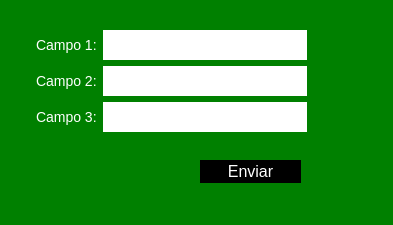
The window that Aprendiendo_PyQt/stylesheet.ui (aphics/DPO) describes before a commit, drawn with Qt 5.
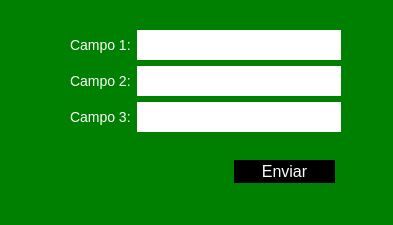
The same window after the commit.

```diff
--- a/Aprendiendo_PyQt/stylesheet.ui
+++ b/Aprendiendo_PyQt/stylesheet.ui
@@ -45,7 +45,7 @@
   <widget class="QPushButton" name="boton">
    <property name="geometry">
     <rect>
-     <x>200</x>
+     <x>234</x>
      <y>160</y>
      <width>101</width>
      <height>23</height>
@@ -55,10 +55,10 @@
     <string>Enviar</string>
    </property>
   </widget>
-  <widget class="QWidget" name="">
+  <widget class="QWidget" name="layoutWidget">
    <property name="geometry">
     <rect>
-     <x>36</x>
+     <x>70</x>
      <y>30</y>
      <width>271</width>
      <height>104</height>
```
